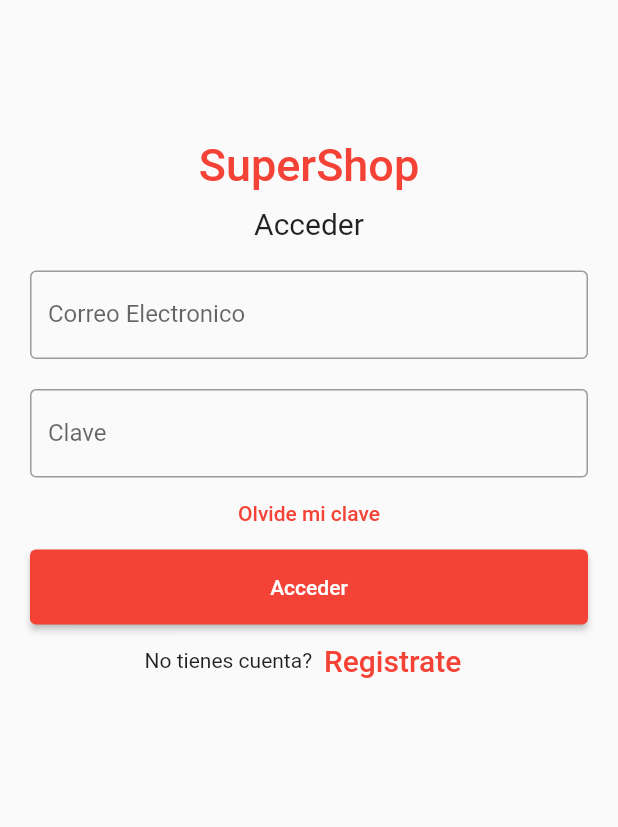
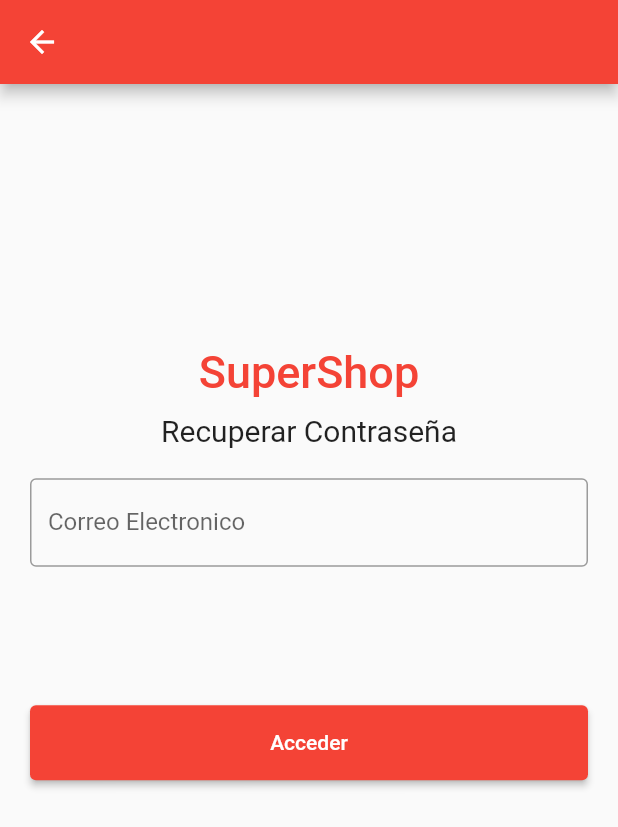
Before and after one commit to RonyPony/SuperShop_mobileApp, a Flutter app: the LoginScreen screen opened by its route, after a tap on "Olvide mi clave", on a phone screen of 412 x 824 dp. Shown: the top 827 px of the screen. Run offline on Flutter 3.47's test engine with Material 2 defaults, Android fonts, the phone set to English and light mode, and no system bars; our stand-ins replace dio, shared_preferences; accounts and stored records are empty.

Commit message:
adding more screens and basic services structures

```diff
--- a/mobileApp/supershop/lib/constants.dart
+++ b/mobileApp/supershop/lib/constants.dart
@@ -3,7 +3,7 @@ import 'package:supershop/size_config.dart';
 
 // const kPrimaryColor = Color(0xFFFF7643);
 const String appName = "SuperShop";
-const kPrimaryColor = Colors.red;//Color.fromRGBO(209, 115, 0, 1.0);
+const kPrimaryColor = Colors.red; //Color.fromRGBO(209, 115, 0, 1.0);
 const kPrimaryLightColor = Color(0xFFFFECDF);
 const kPrimaryGradientColor = LinearGradient(
   begin: Alignment.topLeft,
@@ -38,6 +38,7 @@ const String twitterSupportLink = 'http://twitter.com';
 const String serverurl = 'http://fluidxtores.somee.com/';
 const String apikey = 'ck_5ae639c798f4319eab05c9c99d928cf330f26366';
 const String secret = 'cs_6136c1cc92fc1d43004ccc2bf0bf057f9da04b94';
+const String authApiUrl = "no appi setted";
 
 const defaultDuration = Duration(milliseconds: 250);
 
--- /dev/null
+++ b/mobileApp/supershop/lib/contracts/auth_service.contract.dart
@@ -0,0 +1,6 @@
+import 'package:supershop/models/userCredentials.model.dart';
+import 'package:supershop/models/userInfo.model.dart';
+
+abstract class AuthServiceContract {
+  Future<UserInfo> login(UserCredentials credentialsInfo);
+}
--- a/mobileApp/supershop/lib/routes.dart
+++ b/mobileApp/supershop/lib/routes.dart
@@ -1,13 +1,13 @@
-
 // We use name route
 // All our routes will be available here
 
-
 import 'package:flutter/cupertino.dart';
+import 'package:supershop/screens/authentication/forgottenPassword.screen.dart';
 import 'package:supershop/screens/authentication/login.screen.dart';
 import 'package:supershop/screens/authentication/register.screen.dart';
 
 final Map<String, WidgetBuilder> routes = {
-  LoginScreen.routeName:(context)=>LoginScreen(),
-  RegisterScreen.routeName:(context)=>RegisterScreen(),
+  LoginScreen.routeName: (context) => LoginScreen(),
+  RegisterScreen.routeName: (context) => RegisterScreen(),
+  ForgottenPasswrodScreen.routeName: (contex) => ForgottenPasswrodScreen(),
 };
--- /dev/null
+++ b/mobileApp/supershop/lib/screens/authentication/forgottenPassword.screen.dart
@@ -0,0 +1,67 @@
+import 'package:flutter/material.dart';
+
+import '../../constants.dart';
+
+class ForgottenPasswrodScreen extends StatefulWidget {
+  const ForgottenPasswrodScreen({Key key}) : super(key: key);
+  static String routeName = "/forgottenScreen";
+  @override
+  _ForgottenPasswrodScreenState createState() =>
+      _ForgottenPasswrodScreenState();
+}
+
+class _ForgottenPasswrodScreenState extends State<ForgottenPasswrodScreen> {
+  @override
+  Widget build(BuildContext context) {
+    TextEditingController correo;
+    return Scaffold(
+      appBar: AppBar(),
+      body: Padding(
+          padding: const EdgeInsets.all(10),
+          child: ListView(
+            children: <Widget>[
+              Container(
+                  alignment: Alignment.center,
+                  padding: EdgeInsets.only(
+                      top: MediaQuery.of(context).size.height * 0.2),
+                  child: const Text(
+                    appName,
+                    style: TextStyle(
+                        color: kPrimaryColor,
+                        fontWeight: FontWeight.w500,
+                        fontSize: 30),
+                  )),
+              Container(
+                  alignment: Alignment.center,
+                  padding: const EdgeInsets.all(10),
+                  child: const Text(
+                    'Recuperar Contraseña',
+                    style: TextStyle(fontSize: 20),
+                  )),
+              Container(
+                padding: const EdgeInsets.all(10),
+                child: TextField(
+                  controller: correo,
+                  decoration: const InputDecoration(
+                    border: OutlineInputBorder(),
+                    labelText: 'Correo Electronico',
+                  ),
+                ),
+              ),
+              SizedBox(
+                height: MediaQuery.of(context).size.height * 0.1,
+              ),
+              Container(
+                  height: 50,
+                  padding: const EdgeInsets.fromLTRB(10, 0, 10, 0),
+                  child: ElevatedButton(
+                    child: const Text('Acceder'),
+                    onPressed: () {
+                      print(correo.text);
+                    },
+                  )),
+            ],
+          )),
+    );
+  }
+}
--- a/mobileApp/supershop/lib/screens/authentication/login.screen.dart
+++ b/mobileApp/supershop/lib/screens/authentication/login.screen.dart
@@ -1,10 +1,11 @@
 import 'package:flutter/material.dart';
 import 'package:supershop/constants.dart';
+import 'package:supershop/screens/authentication/forgottenPassword.screen.dart';
 import 'package:supershop/screens/authentication/register.screen.dart';
 
 class LoginScreen extends StatelessWidget {
   const LoginScreen({Key key}) : super(key: key);
-static String routeName="/loginScreen";
+  static String routeName = "/loginScreen";
   @override
   Widget build(BuildContext context) {
     return Scaffold(
@@ -32,7 +33,8 @@ class _MyStatefulWidgetState extends State<MyStatefulWidget> {
           children: <Widget>[
             Container(
                 alignment: Alignment.center,
-                padding:  EdgeInsets.only(top: MediaQuery.of(context).size.height*0.1),
+                padding: EdgeInsets.only(
+                    top: MediaQuery.of(context).size.height * 0.1),
                 child: const Text(
                   appName,
                   style: TextStyle(
@@ -70,9 +72,11 @@ class _MyStatefulWidgetState extends State<MyStatefulWidget> {
             ),
             TextButton(
               onPressed: () {
-                //forgot password screen
+                Navigator.pushNamed(context, ForgottenPasswrodScreen.routeName);
               },
-              child: const Text('Olvide mi clave',),
+              child: const Text(
+                'Olvide mi clave',
+              ),
             ),
             Container(
                 height: 50,
@@ -83,8 +87,7 @@ class _MyStatefulWidgetState extends State<MyStatefulWidget> {
                     print(nameController.text);
                     print(passwordController.text);
                   },
-                )
-            ),
+                )),
             Row(
               children: <Widget>[
                 const Text('No tienes cuenta?'),
@@ -94,7 +97,7 @@ class _MyStatefulWidgetState extends State<MyStatefulWidget> {
                     style: TextStyle(fontSize: 20),
                   ),
                   onPressed: () {
-                   Navigator.pushNamed(context, RegisterScreen.routeName);
+                    Navigator.pushNamed(context, RegisterScreen.routeName);
                   },
                 )
               ],
--- a/mobileApp/supershop/pubspec.yaml
+++ b/mobileApp/supershop/pubspec.yaml
@@ -3,7 +3,7 @@ description: A new Flutter project.
 
 # The following line prevents the package from being accidentally published to
 # pub.dev using `pub publish`. This is preferred for private packages.
-publish_to: 'none' # Remove this line if you wish to publish to pub.dev
+publish_to: "none" # Remove this line if you wish to publish to pub.dev
 
 # The following defines the version and build number for your application.
 # A version number is three numbers separated by dots, like 1.2.43
@@ -23,7 +23,8 @@ environment:
 dependencies:
   flutter:
     sdk: flutter
-
+  shared_preferences: ^0.5.12+4
+  dio: ^3.0.10
 
   # The following adds the Cupertino Icons font to your application.
   # Use with the CupertinoIcons class for iOS style icons.
@@ -38,7 +39,6 @@ dev_dependencies:
 
 # The following section is specific to Flutter.
 flutter:
-
   # The following line ensures that the Material Icons font is
   # included with your application, so that you can use the icons in
   # the material Icons class.
```
Also changed, not shown: mobileApp/supershop/lib/helpers/requestsManager.dart (added, +25 -0 lines), mobileApp/supershop/lib/models/userCredentials.model.dart (added, +7 -0 lines), mobileApp/supershop/lib/models/userInfo.model.dart (added, +7 -0 lines), mobileApp/supershop/lib/services/auth.service.dart (added, +35 -0 lines), mobileApp/supershop/pubspec.lock.
